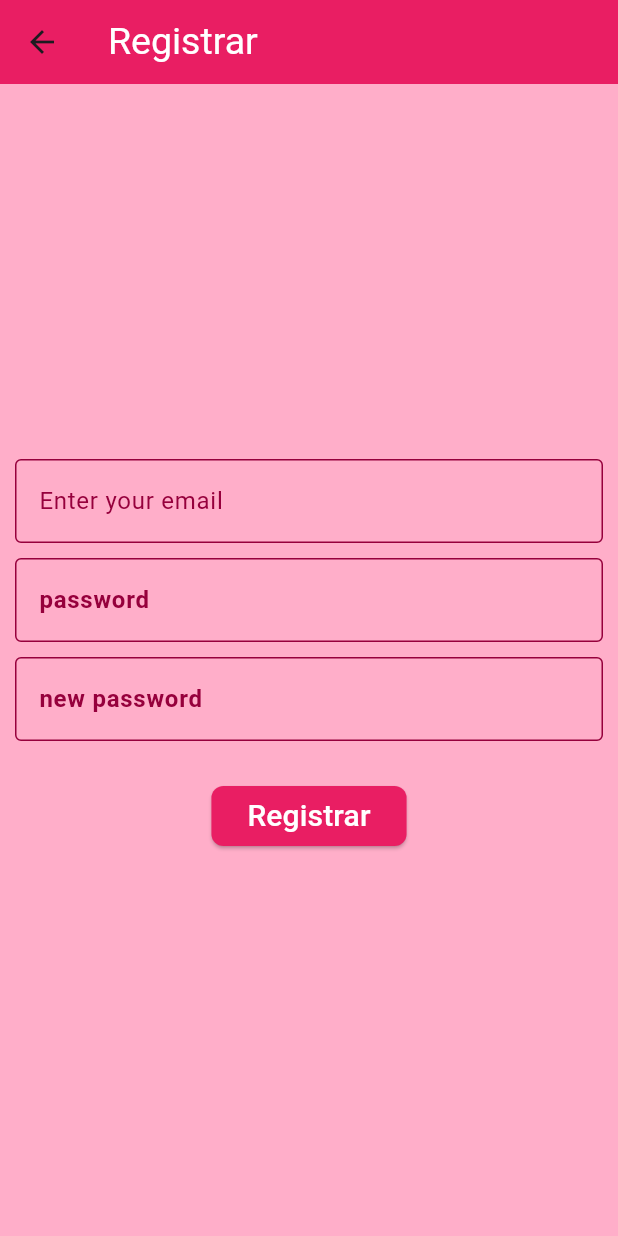
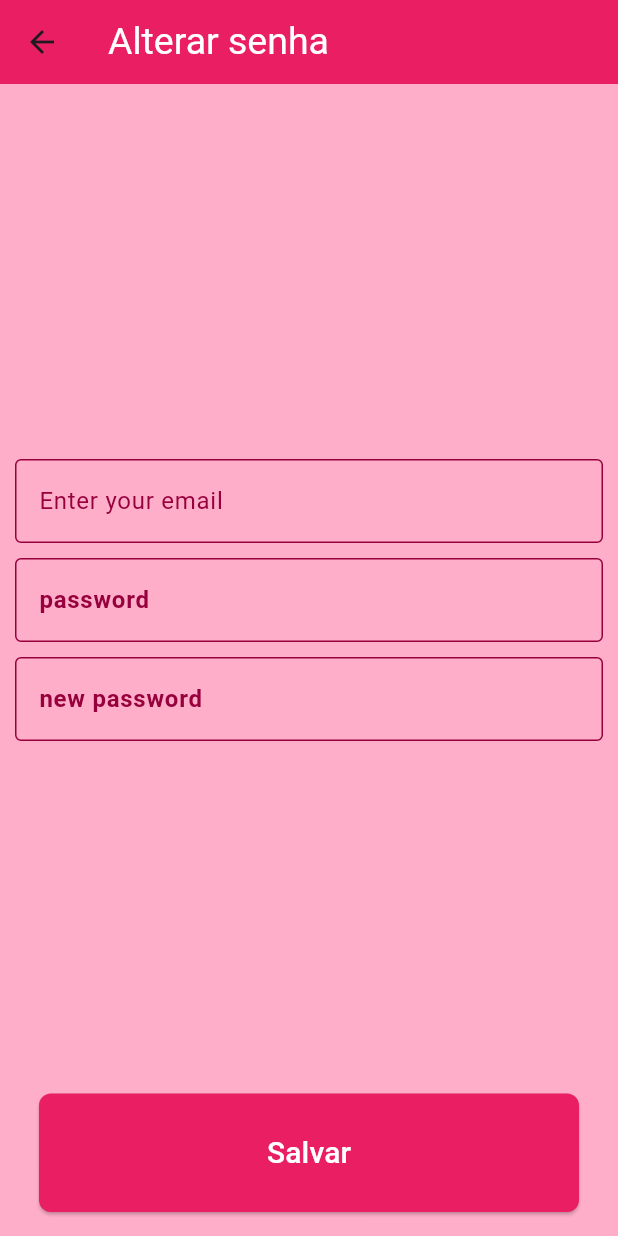
Before and after one commit to suellenvenancio/doramar_app, a Flutter app: the screen it shows once a user with an empty profile is signed in, in the side drawer, after a tap on "Alterar senha", on a phone screen of 412 x 824 dp. Run offline on Flutter 3.47's test engine with Material 3 defaults, Android fonts, the phone set to English and light mode, and no system bars; our stand-ins replace expandable_text, firebase_auth, firebase_core; accounts and stored records are empty; generated files the repository leaves out were written again; network calls fail.

Commit message:
update button text

```diff
--- a/lib/pages/change_password_page.dart
+++ b/lib/pages/change_password_page.dart
@@ -13,7 +13,7 @@ class ResetPasswordFromCurrentPasswordPage extends StatelessWidget {
       backgroundColor: Color.fromRGBO(255, 174, 201, 1),
       appBar: AppBar(
         title: Text(
-          'Registrar',
+          'Alterar senha',
           style: TextStyle(color: Colors.white, fontSize: 25),
         ),
         backgroundColor: const Color.fromRGBO(233, 30, 99, 1),
@@ -180,10 +180,14 @@ class ResetPasswordFromCurrentPasswordFormState
                 return null;
               },
             ),
+                 const Spacer(),
             Padding(
               padding: const EdgeInsets.all(16.0),
+              child: SizedBox(
+                width: double.infinity,
                 child: ElevatedButton(
                   style: ButtonStyle(
+                    padding: WidgetStateProperty.all(const EdgeInsets.all(25)),
                     backgroundColor: WidgetStateProperty.all(
                       Color.fromRGBO(233, 30, 99, 1),
                     ),
@@ -195,10 +199,17 @@ class ResetPasswordFromCurrentPasswordFormState
                   ),
                   onPressed: () {
                     handleChange();
+
+                    if (_formKey.currentState!.validate()) {
+                      ScaffoldMessenger.of(context).showSnackBar(
+                        const SnackBar(content: Text('Processing Data')),
+                      );
+                    }
                   },
                   child: const Text(
-                  'Registrar',
+                    'Salvar',
                     style: TextStyle(color: Colors.white, fontSize: 20),
+                  ),
                 ),
               ),
             ),
--- a/lib/pages/change_username_page.dart
+++ b/lib/pages/change_username_page.dart
@@ -150,7 +150,7 @@ class ChangeUsernameFormState extends State<ChangeUsernameForm> {
                     }
                   },
                   child: const Text(
-                    'Atualizar username',
+                    'Atualizar',
                     style: TextStyle(color: Colors.white, fontSize: 20),
                   ),
                 ),
--- a/lib/pages/home_page.dart
+++ b/lib/pages/home_page.dart
@@ -35,7 +35,6 @@ class MenuState extends State<MenuStateApp> with TickerProviderStateMixin {
   @override
   void initState() {
     super.initState();
-
     tabController = TabController(length: 3, vsync: this);
   }
 
@@ -48,10 +47,11 @@ class MenuState extends State<MenuStateApp> with TickerProviderStateMixin {
   @override
   Widget build(BuildContext context) {
     final user = Provider.of<UserStore>(context).user;
+
     return Scaffold(
       backgroundColor: Color.fromRGBO(255, 174, 201, 1),
       appBar: CustomAppBar(
-        title: "Menu",
+        title: "@${user?.username}",
         username: user?.username,
         bottom: TabBar(
           labelStyle: TextStyle(
```
Lines whose indentation alone changed are shown as unchanged.
